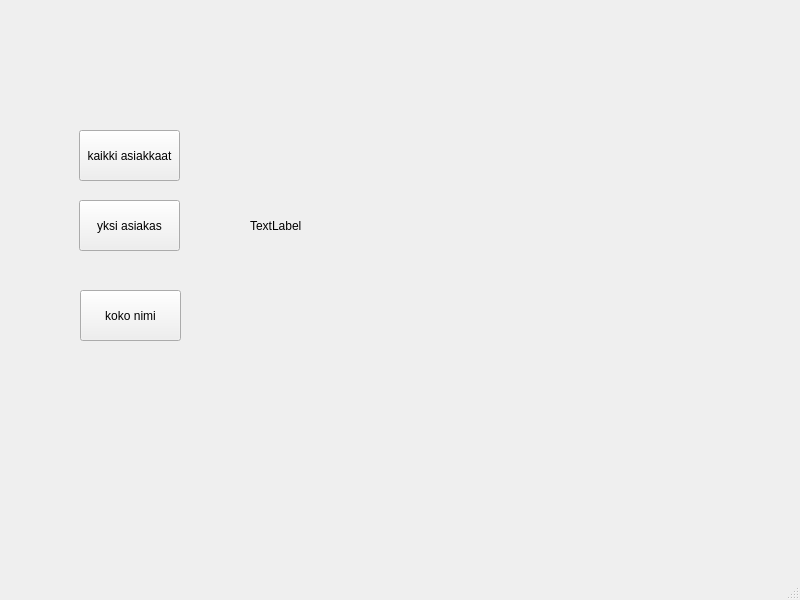
t9musa/qt_example, file qt_frotend/mainwindow.ui: the form before one commit.
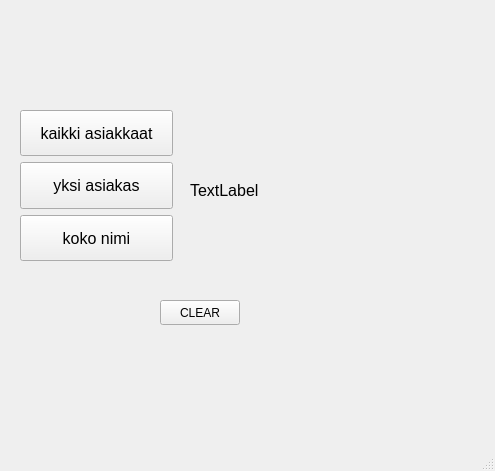
The form after the commit.

The edit to the form file:
```diff
--- a/qt_frotend/mainwindow.ui
+++ b/qt_frotend/mainwindow.ui
@@ -6,64 +6,109 @@
    <rect>
     <x>0</x>
     <y>0</y>
-    <width>800</width>
-    <height>600</height>
+    <width>495</width>
+    <height>471</height>
    </rect>
   </property>
   <property name="windowTitle">
    <string>MainWindow</string>
   </property>
   <widget class="QWidget" name="centralwidget">
+   <widget class="QLabel" name="label">
+    <property name="geometry">
+     <rect>
+      <x>190</x>
+      <y>100</y>
+      <width>241</width>
+      <height>181</height>
+     </rect>
+    </property>
+    <property name="font">
+     <font>
+      <pointsize>12</pointsize>
+     </font>
+    </property>
+    <property name="text">
+     <string>TextLabel</string>
+    </property>
+   </widget>
+   <widget class="QWidget" name="verticalLayoutWidget">
+    <property name="geometry">
+     <rect>
+      <x>20</x>
+      <y>110</y>
+      <width>153</width>
+      <height>151</height>
+     </rect>
+    </property>
+    <layout class="QVBoxLayout" name="verticalLayout">
+     <item>
    <widget class="QPushButton" name="btnGetAllPeople">
-    <property name="geometry">
-     <rect>
-      <x>79</x>
-      <y>130</y>
-      <width>101</width>
-      <height>51</height>
-     </rect>
+       <property name="sizePolicy">
+        <sizepolicy hsizetype="Preferred" vsizetype="Preferred">
+         <horstretch>0</horstretch>
+         <verstretch>0</verstretch>
+        </sizepolicy>
+       </property>
+       <property name="font">
+        <font>
+         <pointsize>12</pointsize>
+        </font>
     </property>
     <property name="text">
      <string>kaikki asiakkaat</string>
     </property>
    </widget>
+     </item>
+     <item>
    <widget class="QPushButton" name="btnGetOnePerson">
-    <property name="geometry">
-     <rect>
-      <x>79</x>
-      <y>200</y>
-      <width>101</width>
-      <height>51</height>
-     </rect>
+       <property name="sizePolicy">
+        <sizepolicy hsizetype="Preferred" vsizetype="Preferred">
+         <horstretch>0</horstretch>
+         <verstretch>0</verstretch>
+        </sizepolicy>
+       </property>
+       <property name="font">
+        <font>
+         <pointsize>12</pointsize>
+        </font>
     </property>
     <property name="text">
      <string>yksi asiakas</string>
     </property>
    </widget>
+     </item>
+     <item>
    <widget class="QPushButton" name="btnGetFullName">
-    <property name="geometry">
-     <rect>
-      <x>80</x>
-      <y>290</y>
-      <width>101</width>
-      <height>51</height>
-     </rect>
+       <property name="sizePolicy">
+        <sizepolicy hsizetype="Preferred" vsizetype="Preferred">
+         <horstretch>0</horstretch>
+         <verstretch>0</verstretch>
+        </sizepolicy>
+       </property>
+       <property name="font">
+        <font>
+         <pointsize>12</pointsize>
+        </font>
     </property>
     <property name="text">
      <string>koko nimi</string>
     </property>
    </widget>
-   <widget class="QLabel" name="label">
+     </item>
+    </layout>
+   </widget>
+   <widget class="QPushButton" name="clear">
     <property name="geometry">
      <rect>
-      <x>250</x>
-      <y>160</y>
-      <width>141</width>
-      <height>131</height>
+      <x>160</x>
+      <y>300</y>
+      <width>80</width>
+      <height>25</height>
      </rect>
     </property>
     <property name="text">
-     <string>TextLabel</string>
+     <string>CLEAR</string>
     </property>
    </widget>
   </widget>
```
Left out of the diff: 2 changed lines with no effect on the pictures. Lines whose indentation alone changed are shown as unchanged.
